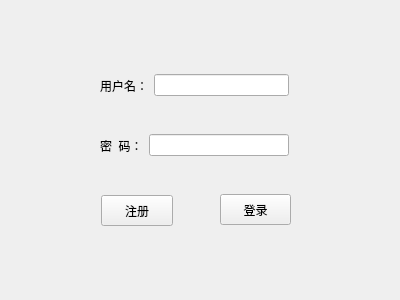
Qt form login.ui (slicesteak/SheepOCR) before a commit.
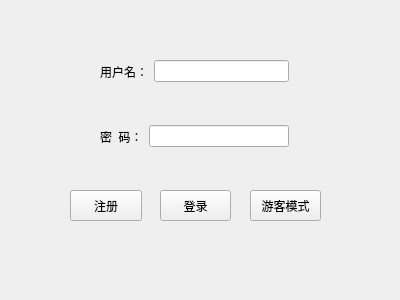
The same form after that commit.

Patch:
```diff
--- a/login.ui
+++ b/login.ui
@@ -16,8 +16,8 @@
   <widget class="QPushButton" name="sendBtn">
    <property name="geometry">
     <rect>
-     <x>220</x>
-     <y>194</y>
+     <x>160</x>
+     <y>190</y>
      <width>71</width>
      <height>31</height>
     </rect>
@@ -30,9 +30,9 @@
    <property name="geometry">
     <rect>
      <x>100</x>
-     <y>74</y>
+     <y>46</y>
      <width>189</width>
-     <height>23</height>
+     <height>51</height>
     </rect>
    </property>
    <layout class="QHBoxLayout" name="horizontalLayout">
@@ -51,8 +51,8 @@
   <widget class="QPushButton" name="signBtn">
    <property name="geometry">
     <rect>
-     <x>101</x>
-     <y>195</y>
+     <x>70</x>
+     <y>190</y>
      <width>72</width>
      <height>31</height>
     </rect>
@@ -65,9 +65,9 @@
    <property name="geometry">
     <rect>
      <x>100</x>
-     <y>134</y>
+     <y>116</y>
      <width>189</width>
-     <height>23</height>
+     <height>41</height>
     </rect>
    </property>
    <layout class="QHBoxLayout" name="horizontalLayout_2">
@@ -87,6 +87,19 @@
     </item>
    </layout>
   </widget>
+  <widget class="QPushButton" name="passBtn">
+   <property name="geometry">
+    <rect>
+     <x>250</x>
+     <y>190</y>
+     <width>71</width>
+     <height>31</height>
+    </rect>
+   </property>
+   <property name="text">
+    <string>游客模式</string>
+   </property>
+  </widget>
  </widget>
  <resources/>
  <connections/>
```
